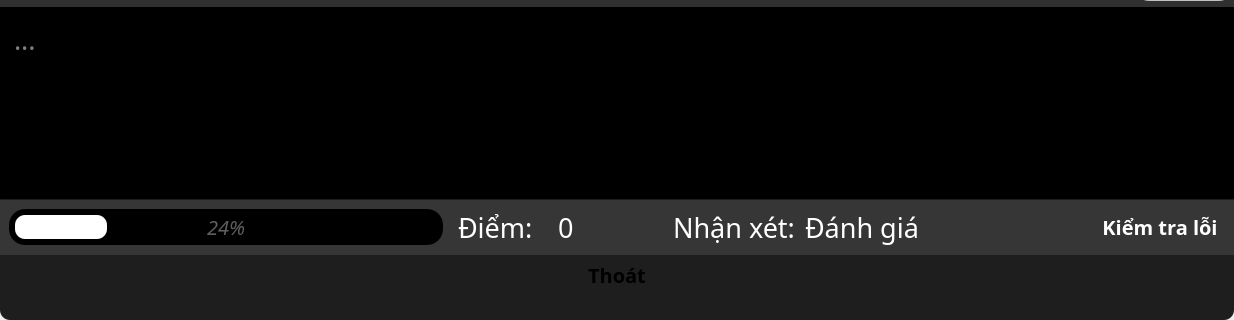
Above: UI_Files/result_form.ui from hoangm960/Astraea before the change; both pictures show x 0 to 1234 and y 330 to 650 of the 1234 by 650 pixel window. Below: the same form after it.
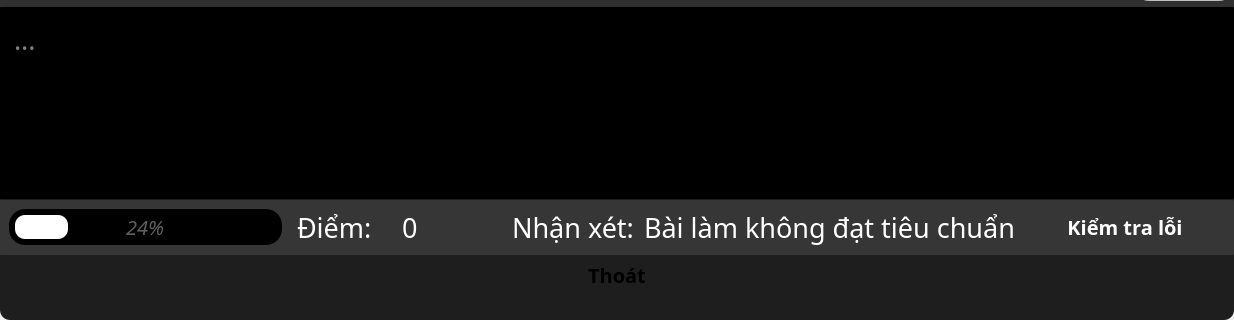
That is the form after the change. Icons and pictures are not drawn.

Patch:
```diff
--- a/UI_Files/result_form.ui
+++ b/UI_Files/result_form.ui
@@ -754,7 +754,7 @@
                      <widget class="QProgressBar" name="progressBar">
                       <property name="minimumSize">
                        <size>
-                        <width>200</width>
+                        <width>150</width>
                         <height>32</height>
                        </size>
                       </property>
@@ -865,7 +865,7 @@
                         <widget class="QLabel" name="Score">
                          <property name="minimumSize">
                           <size>
-                           <width>100</width>
+                           <width>60</width>
                            <height>32</height>
                           </size>
                          </property>
@@ -958,7 +958,7 @@
                         <widget class="QLabel" name="Judge">
                          <property name="minimumSize">
                           <size>
-                           <width>280</width>
+                           <width>300</width>
                            <height>0</height>
                           </size>
                          </property>
@@ -980,7 +980,7 @@
                           <string notr="true">color: rgb(255,255,255);</string>
                          </property>
                          <property name="text">
-                          <string>Đánh giá</string>
+                          <string>Bài làm không đạt tiêu chuẩn</string>
                          </property>
                          <property name="alignment">
                           <set>Qt::AlignLeading|Qt::AlignLeft|Qt::AlignVCenter</set>
@@ -991,7 +991,7 @@
                         <widget class="QPushButton" name="return_btn_2">
                          <property name="minimumSize">
                           <size>
-                           <width>130</width>
+                           <width>200</width>
                            <height>30</height>
                           </size>
                          </property>
```
Left out of the diff: 4 changed lines with no effect on the pictures.
